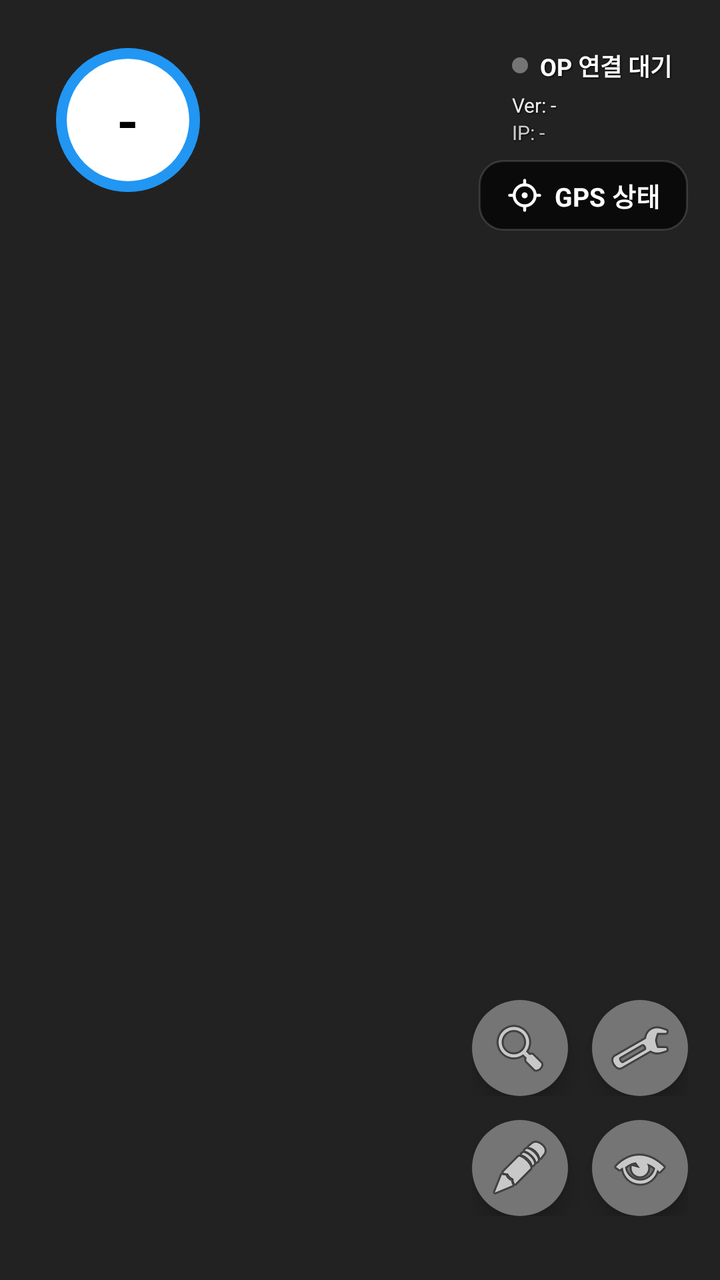
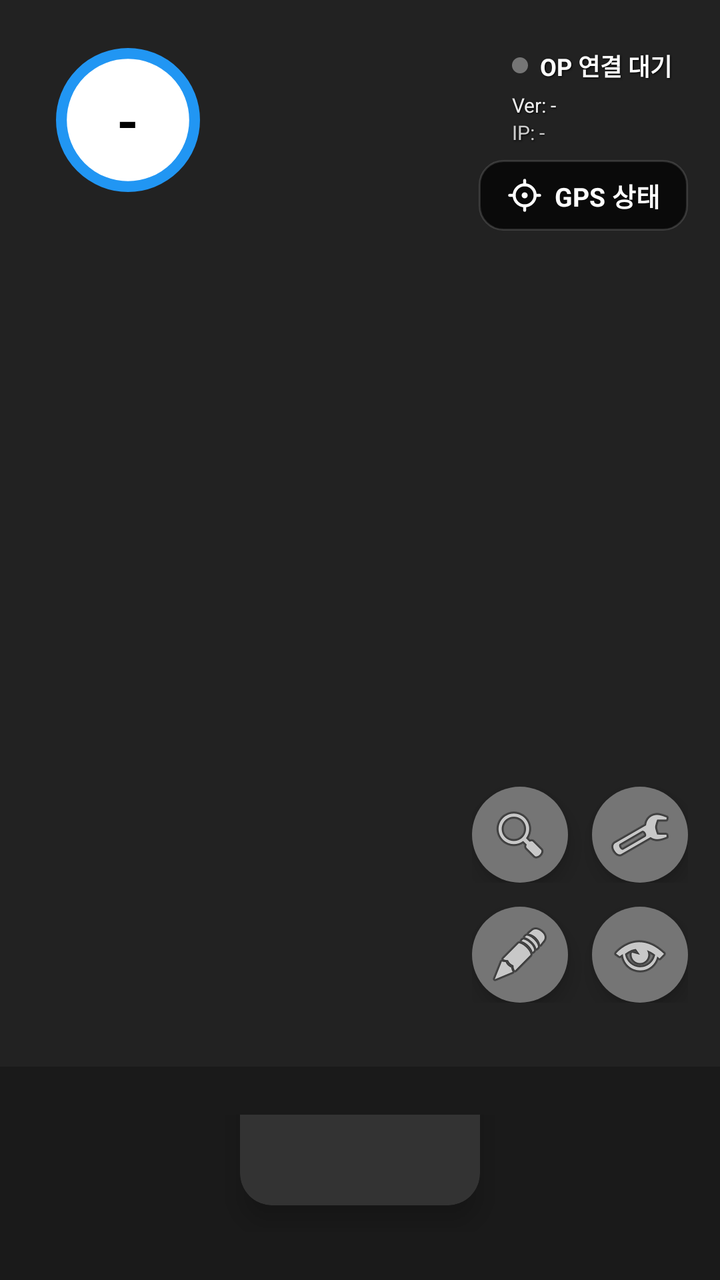

An Android layout rendered at two revisions. The XML below is the earlier revision; the diff shows what the commit changed to produce the second picture.
<!-- AndroidManifest.xml: application theme Theme.CarrotNavi -->
<!-- res/layout/activity_map.xml -->
<?xml version="1.0" encoding="utf-8"?>
<FrameLayout
    xmlns:android="http://schemas.android.com/apk/res/android"
    xmlns:app="http://schemas.android.com/apk/res-auto"
    android:layout_width="match_parent"
    android:layout_height="match_parent"
    android:fitsSystemWindows="true"
    android:background="#222222">

    <FrameLayout
        android:id="@+id/tmapUILayout"
        android:layout_width="match_parent"
        android:layout_height="match_parent" />

    <include layout="@layout/layout_hud_overlays" />
</FrameLayout>
<!-- res/layout/layout_hud_overlays.xml (included above) -->
<?xml version='1.0' encoding='utf-8'?>
<merge xmlns:android="http://schemas.android.com/apk/res/android">

    
    <LinearLayout
        android:id="@+id/llTopUiGroup"
        android:layout_width="wrap_content"
        android:layout_height="wrap_content"
        android:orientation="vertical"
        android:layout_margin="16dp"
        android:layout_gravity="top|end"
        android:padding="8dp"
        android:elevation="6dp">

        <LinearLayout
            android:layout_width="wrap_content"
            android:layout_height="wrap_content"
            android:orientation="horizontal"
            android:gravity="center_vertical"
            android:layout_marginBottom="4dp">
            
            <View
                android:id="@+id/vConnectionDot"
                android:layout_width="8dp"
                android:layout_height="8dp"
                android:background="@drawable/shape_circle_gray"
                android:layout_marginEnd="6dp"/>
            <TextView
                android:id="@+id/tvConnectionStatus"
                android:layout_width="wrap_content"
                android:layout_height="wrap_content"
                android:text="OP 연결 대기"
                android:textColor="#FFFFFF"
                android:textSize="12sp"
                android:textStyle="bold"
                android:shadowColor="#000000"
                android:shadowDx="1" android:shadowDy="1" android:shadowRadius="2" />
        </LinearLayout>

        <TextView
            android:id="@+id/tvCarrotVersion"
            android:layout_width="wrap_content"
            android:layout_height="wrap_content"
            android:text="Ver: -"
            android:textColor="#EEEEEE"
            android:textSize="10sp"
            android:shadowColor="#000000"
            android:shadowDx="1" android:shadowDy="1" android:shadowRadius="2" />
        <TextView
            android:id="@+id/tvCarrotIp"
            android:layout_width="wrap_content"
            android:layout_height="wrap_content"
            android:text="IP: -"
            android:textColor="#CCCCCC"
            android:textSize="10sp"
            android:shadowColor="#000000"
            android:shadowDx="1" android:shadowDy="1" android:shadowRadius="2" />
    </LinearLayout>


    
    <LinearLayout android:id="@+id/llSpeedGroup" android:layout_width="wrap_content" android:layout_height="wrap_content" android:orientation="horizontal" android:layout_margin="16dp" android:layout_gravity="top|start" android:paddingHorizontal="12dp" android:paddingVertical="8dp" android:elevation="6dp">

        
        <LinearLayout android:id="@+id/llRoadSpeedLimit" android:layout_width="wrap_content" android:layout_height="wrap_content" android:orientation="vertical" android:gravity="center">

            
            

            
            <FrameLayout android:layout_width="72dp" android:layout_height="72dp" android:layout_marginBottom="6dp">
                
                <ImageView android:layout_width="match_parent" android:layout_height="match_parent" android:src="@drawable/bg_speed_limit_blue" />
                    
                <TextView android:id="@+id/tvRoadSpeedLimit" android:layout_width="wrap_content" android:layout_height="wrap_content" android:layout_gravity="center" android:text="-" android:textColor="#000000" android:textSize="28sp" android:textStyle="bold" />
            </FrameLayout>

            
            
        </LinearLayout>

        

    </LinearLayout>

    
    

    <LinearLayout android:id="@+id/llStatusGroup" android:layout_width="wrap_content" android:layout_height="wrap_content" android:orientation="horizontal" android:layout_marginTop="80dp" android:layout_marginEnd="16dp" android:layout_gravity="top|end" android:elevation="6dp">
        <LinearLayout android:id="@+id/llGpsInfo" android:layout_width="wrap_content" android:layout_height="wrap_content" android:orientation="horizontal" android:paddingHorizontal="14dp" android:paddingVertical="8dp" android:gravity="center" android:background="@drawable/bg_text_pill">
            <ImageView android:id="@+id/ivGpsIcon" android:layout_width="18dp" android:layout_height="18dp" android:src="@drawable/ic_satellite" android:layout_marginEnd="6dp" android:contentDescription="GPS Status Icon" />
            <TextView android:id="@+id/tvGpsStatus" android:layout_width="wrap_content" android:layout_height="wrap_content" android:text="GPS 상태" android:textColor="#FFFFFF" android:textSize="13sp" android:textStyle="bold" />
        </LinearLayout>
    </LinearLayout>

    
    

    
    <LinearLayout android:id="@+id/llBottomLeftOverlays" android:layout_width="wrap_content" android:layout_height="wrap_content" android:orientation="horizontal" android:layout_gravity="bottom|start" android:layout_marginStart="16dp" android:layout_marginBottom="32dp" android:elevation="6dp">

        


        

    </LinearLayout>

    
    <ImageButton android:id="@+id/btnRestoreDefaults" android:layout_width="48dp" android:layout_height="48dp" android:layout_gravity="bottom|end" android:layout_marginEnd="16dp" android:layout_marginBottom="156dp" android:src="@android:drawable/ic_menu_revert" android:background="@drawable/shape_circle_gray" android:scaleType="center" android:elevation="6dp" android:visibility="gone" />

    <LinearLayout
        android:id="@+id/llRightBottomGrid"
        android:layout_width="wrap_content"
        android:layout_height="wrap_content"
        android:orientation="vertical"
        android:layout_gravity="bottom|end"
        android:layout_marginEnd="16dp"
        android:layout_marginBottom="32dp">

        <LinearLayout
            android:layout_width="wrap_content"
            android:layout_height="wrap_content"
            android:orientation="horizontal"
            android:layout_marginBottom="12dp">
            
            <ImageButton
                android:id="@+id/btnSearchAddress"
                android:layout_width="48dp"
                android:layout_height="48dp"
                android:layout_marginEnd="12dp"
                android:src="@android:drawable/ic_menu_search"
                android:background="@drawable/shape_circle_gray"
                android:scaleType="center"
                android:elevation="6dp"
                android:visibility="visible" />
                
            <ImageButton 
                android:id="@+id/btnSettings" 
                android:layout_width="48dp" 
                android:layout_height="48dp" 
                android:src="@android:drawable/ic_menu_preferences" 
                android:background="@drawable/shape_circle_gray" 
                android:scaleType="center" 
                android:elevation="6dp" />
        </LinearLayout>

        <LinearLayout
            android:layout_width="wrap_content"
            android:layout_height="wrap_content"
            android:orientation="horizontal">
            
            <ImageButton 
                android:id="@+id/btnEditMode" 
                android:layout_width="48dp" 
                android:layout_height="48dp" 
                android:layout_marginEnd="12dp"
                android:src="@android:drawable/ic_menu_edit" 
                android:background="@drawable/shape_circle_gray" 
                android:scaleType="center" 
                android:elevation="6dp" />

            <ImageButton 
                android:id="@+id/btnToggleVisibility" 
                android:layout_width="48dp" 
                android:layout_height="48dp" 
                android:src="@android:drawable/ic_menu_view" 
                android:background="@drawable/shape_circle_gray" 
                android:scaleType="center" 
                android:elevation="6dp" />
        </LinearLayout>
    </LinearLayout>

</merge>
<!-- resources referenced by this layout -->
<resources>
  <!-- drawable bg_text_pill (drawable) -->
  <?xml version="1.0" encoding="utf-8"?>
  <shape xmlns:android="http://schemas.android.com/apk/res/android"
      android:shape="rectangle">
      <solid android:color="#B3000000"/> 
      <corners android:radius="12dp"/>
      <stroke android:width="1dp" android:color="#22FFFFFF"/>
  </shape>
  <!-- drawable shape_circle_gray (drawable) -->
  <?xml version="1.0" encoding="utf-8"?>
  <shape xmlns:android="http://schemas.android.com/apk/res/android"
      android:shape="oval">
      <solid android:color="#757575"/>
  </shape>
  <style name="Theme.CarrotNavi" parent="Theme.MaterialComponents.DayNight.NoActionBar" />
  <!-- unchanged entries left out for length: 2 -->
</resources>

<!-- the commit's change to res/layout/activity_map.xml (unified diff, before → after) -->
@@ -1,19 +1,39 @@
 <?xml version="1.0" encoding="utf-8"?>
-<FrameLayout
+<LinearLayout
     xmlns:android="http://schemas.android.com/apk/res/android"
     xmlns:app="http://schemas.android.com/apk/res-auto"
+    android:id="@+id/llSplitContainer"
     android:layout_width="match_parent"
     android:layout_height="match_parent"
+    android:orientation="vertical"
     android:fitsSystemWindows="true"
-    android:background="#222222">
+    android:background="#222222"
+    android:weightSum="6">
 
     <FrameLayout
-        android:id="@+id/tmapUILayout"
+        android:id="@+id/mapOverlayContainer"
         android:layout_width="match_parent"
-        android:layout_height="match_parent" />
-
-    <include layout="@layout/layout_hud_overlays" />
-</FrameLayout>
+        android:layout_height="0dp"
+        android:layout_weight="5">
+        
+        <FrameLayout
+            android:id="@+id/tmapUILayout"
+            android:layout_width="match_parent"
+            android:layout_height="match_parent" />
+            
+        <include layout="@layout/layout_hud_overlays" />
+    </FrameLayout>
+
+    <FrameLayout
+        android:id="@+id/flMediaContainer"
+        android:layout_width="match_parent"
+        android:layout_height="0dp"
+        android:layout_weight="1"
+        android:visibility="visible">
+        <include layout="@layout/layout_media_player" />
+    </FrameLayout>
+
+</LinearLayout>
 <!-- res/layout/layout_hud_overlays.xml (included above) -->
 <?xml version='1.0' encoding='utf-8'?>
 <merge xmlns:android="http://schemas.android.com/apk/res/android">
@@ -189,3 +209,144 @@
     </LinearLayout>
 
 </merge>
+<!-- res/layout/layout_media_player.xml (included above) -->
+<?xml version="1.0" encoding="utf-8"?>
+<androidx.constraintlayout.widget.ConstraintLayout
+    xmlns:android="http://schemas.android.com/apk/res/android"
+    xmlns:app="http://schemas.android.com/apk/res-auto"
+    android:id="@+id/mediaPlayerContainer"
+    android:layout_width="match_parent"
+    android:layout_height="match_parent"
+    android:background="#1A1A1A">
+
+    <ImageView
+        android:id="@+id/ivAlbumArt"
+        android:layout_width="match_parent"
+        android:layout_height="0dp"
+        android:scaleType="centerCrop"
+        android:alpha="0.3"
+        app:layout_constraintTop_toTopOf="parent"
+        app:layout_constraintBottom_toBottomOf="parent" />
+
+    <LinearLayout
+        android:layout_width="match_parent"
+        android:layout_height="wrap_content"
+        android:orientation="vertical"
+        android:gravity="center"
+        android:padding="24dp"
+        app:layout_constraintTop_toTopOf="parent"
+        app:layout_constraintBottom_toBottomOf="parent">
+
+        <androidx.cardview.widget.CardView
+            android:layout_width="120dp"
+            android:layout_height="120dp"
+            app:cardCornerRadius="16dp"
+            app:cardElevation="8dp"
+            app:cardBackgroundColor="#333333">
+            <ImageView
+                android:id="@+id/ivAlbumArtThumbnail"
+                android:layout_width="match_parent"
+                android:layout_height="match_parent"
+                android:scaleType="centerCrop" />
+        </androidx.cardview.widget.CardView>
+
+        <TextView
+            android:id="@+id/tvMediaTitle"
+            android:layout_width="wrap_content"
+            android:layout_height="wrap_content"
+            android:text="음악을 재생해 주세요"
+            android:textColor="#FFFFFF"
+            android:textSize="20sp"
+            android:textStyle="bold"
+            android:layout_marginTop="24dp"
+            android:gravity="center"
+            android:ellipsize="marquee"
+            android:singleLine="true" />
+
+        <TextView
+            android:id="@+id/tvMediaArtist"
+            android:layout_width="wrap_content"
+            android:layout_height="wrap_content"
+            android:text="재생 중인 미디어 없음"
+            android:textColor="#AAAAAA"
+            android:textSize="16sp"
+            android:gravity="center"
+            android:layout_marginTop="8dp"
+            android:singleLine="true" />
+
+        
+        <LinearLayout
+            android:layout_width="match_parent"
+            android:layout_height="wrap_content"
+            android:orientation="horizontal"
+            android:gravity="center_vertical"
+            android:layout_marginTop="24dp"
+            android:paddingHorizontal="16dp">
+            
+            <TextView
+                android:id="@+id/tvCurrentTime"
+                android:layout_width="wrap_content"
+                android:layout_height="wrap_content"
+                android:text="0:00"
+                android:textColor="#FFFFFF"
+                android:textSize="12sp" />
+                
+            <SeekBar
+                android:id="@+id/sbMediaProgress"
+                android:layout_width="0dp"
+                android:layout_height="wrap_content"
+                android:layout_weight="1"
+                android:progressDrawable="@drawable/custom_seekbar_progress"
+                android:thumb="@drawable/custom_seekbar_thumb"
+                android:splitTrack="false"
+                android:paddingHorizontal="16dp" />
+                
+            <TextView
+                android:id="@+id/tvDuration"
+                android:layout_width="wrap_content"
+                android:layout_height="wrap_content"
+                android:text="0:00"
+                android:textColor="#AAAAAA"
+                android:textSize="12sp" />
+        </LinearLayout>
+
+        
+        <LinearLayout
+            android:layout_width="match_parent"
+            android:layout_height="wrap_content"
+            android:orientation="horizontal"
+            android:gravity="center"
+            android:layout_marginTop="32dp"
+            android:clipToPadding="false">
+            
+            <ImageButton
+                android:id="@+id/btnPrev"
+                android:layout_width="56dp"
+                android:layout_height="56dp"
+                android:background="@drawable/bg_rect_button"
+                android:src="@drawable/ic_round_skip_previous_24"
+                android:scaleType="centerInside"
+                android:layout_marginEnd="16dp" />
+                
+            <ImageButton
+                android:id="@+id/btnPlayPause"
+                android:layout_width="64dp"
+                android:layout_height="64dp"
+                android:background="@drawable/bg_rect_button"
+                android:src="@drawable/ic_round_play_arrow_24"
+                android:scaleType="centerInside"
+                android:elevation="4dp" />
+                
+            <ImageButton
+                android:id="@+id/btnNext"
+                android:layout_width="56dp"
+                android:layout_height="56dp"
+                android:background="@drawable/bg_rect_button"
+                android:src="@drawable/ic_round_skip_next_24"
+                android:scaleType="centerInside"
+                android:layout_marginStart="16dp" />
+        </LinearLayout>
+
+    </LinearLayout>
+
+</androidx.constraintlayout.widget.ConstraintLayout>
<!-- resource entries referenced after the edit -->
@@ -1,5 +1,13 @@
 <!-- resources referenced by this layout -->
 <resources>
+  <!-- drawable bg_rect_button (drawable) -->
+  <?xml version="1.0" encoding="utf-8"?>
+  <shape xmlns:android="http://schemas.android.com/apk/res/android"
+      android:shape="rectangle">
+      <corners android:radius="12dp" />
+      <solid android:color="#1AFFFFFF" />
+      <stroke android:width="1dp" android:color="#33FFFFFF" />
+  </shape>
   <!-- drawable bg_text_pill (drawable) -->
   <?xml version="1.0" encoding="utf-8"?>
   <shape xmlns:android="http://schemas.android.com/apk/res/android"
@@ -8,6 +16,73 @@
       <corners android:radius="12dp"/>
       <stroke android:width="1dp" android:color="#22FFFFFF"/>
   </shape>
+  <!-- drawable custom_seekbar_progress (drawable) -->
+  <?xml version="1.0" encoding="utf-8"?>
+  <layer-list xmlns:android="http://schemas.android.com/apk/res/android">
+      <item android:id="@android:id/background">
+          <shape android:shape="rectangle">
+              <corners android:radius="4dp" />
+              <solid android:color="#33FFFFFF" />
+              <size android:height="6dp" />
+          </shape>
+      </item>
+      <item android:id="@android:id/secondaryProgress">
+          <clip>
+              <shape android:shape="rectangle">
+                  <corners android:radius="4dp" />
+                  <solid android:color="#55FFFFFF" />
+              </shape>
+          </clip>
+      </item>
+      <item android:id="@android:id/progress">
+          <clip>
+              <shape android:shape="rectangle">
+                  <corners android:radius="4dp" />
+                  <solid android:color="#FFBB00" />
+              </shape>
+          </clip>
+      </item>
+  </layer-list>
+  <!-- drawable custom_seekbar_thumb (drawable) -->
+  <?xml version="1.0" encoding="utf-8"?>
+  <shape xmlns:android="http://schemas.android.com/apk/res/android"
+      android:shape="oval">
+      <solid android:color="#FFBB00" />
+      <size
+          android:width="16dp"
+          android:height="16dp" />
+      <stroke android:width="4dp" android:color="#1A1A1A" />
+  </shape>
+  <!-- drawable ic_round_play_arrow_24 (drawable) -->
+  <vector xmlns:android="http://schemas.android.com/apk/res/android"
+      android:width="24dp"
+      android:height="24dp"
+      android:viewportWidth="24"
+      android:viewportHeight="24">
+    <path
+        android:fillColor="#FFFFFFFF"
+        android:pathData="M8,5.14v14.72a1,1 0,0 0,1.5 0.86l11,-7.36a1,1 0,0 0,0 -1.72l-11,-7.36A1,1 0,0 0,8 5.14z"/>
+  </vector>
+  <!-- drawable ic_round_skip_next_24 (drawable) -->
+  <vector xmlns:android="http://schemas.android.com/apk/res/android"
+      android:width="24dp"
+      android:height="24dp"
+      android:viewportWidth="24"
+      android:viewportHeight="24">
+    <path
+        android:fillColor="#FFFFFFFF"
+        android:pathData="M7.58,16.89l5.77,-4.07c0.56,-0.4 0.56,-1.24 0,-1.63L7.58,7.11C6.91,6.65 6,7.12 6,7.93v8.14C6,16.88 6.91,17.35 7.58,16.89zM16,7v10c0,0.55 0.45,1 1,1s1,-0.45 1,-1V7c0,-0.55 -0.45,-1 -1,-1S16,6.45 16,7z"/>
+  </vector>
+  <!-- drawable ic_round_skip_previous_24 (drawable) -->
+  <vector xmlns:android="http://schemas.android.com/apk/res/android"
+      android:width="24dp"
+      android:height="24dp"
+      android:viewportWidth="24"
+      android:viewportHeight="24">
+    <path
+        android:fillColor="#FFFFFFFF"
+        android:pathData="M6,7v10c0,0.55 0.45,1 1,1s1,-0.45 1,-1V7c0,-0.55 -0.45,-1 -1,-1S6,6.45 6,7zM16.42,16.89l-5.77,-4.07c-0.56,-0.4 -0.56,-1.24 0,-1.63l5.77,-4.08C17.09,6.65 18,7.12 18,7.93v8.14C18,16.88 17.09,17.35 16.42,16.89z"/>
+  </vector>
   <!-- drawable shape_circle_gray (drawable) -->
   <?xml version="1.0" encoding="utf-8"?>
   <shape xmlns:android="http://schemas.android.com/apk/res/android"
